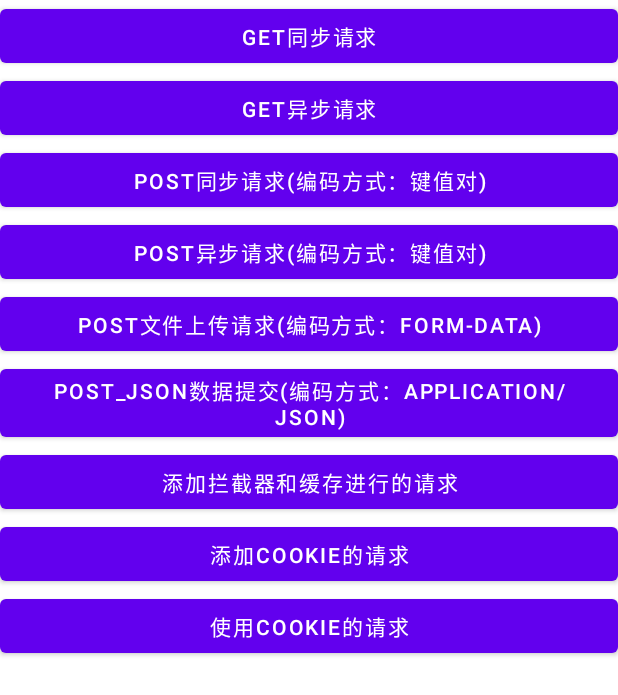
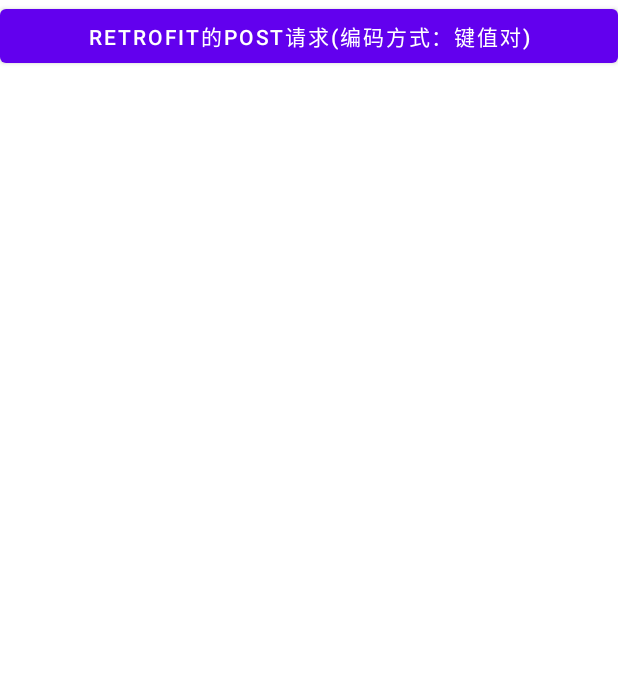
Before and after one commit to StevenMayD/AndroidLearning, an Android app: the screen it shows after launch (OKhttpActivity before the commit, RetrofitActivity after it), on a phone screen of 412 x 824 dp. Shown: the top 695 px of the screen. Run offline under Robolectric (Android 15) with nearby library versions, the phone set to English and light mode, and no system bars.

Commit message:
13、Android网络加载框架：Retrofit请求 - retrofit的基本使用

```diff
--- a/app/build.gradle
+++ b/app/build.gradle
@@ -81,4 +81,7 @@ dependencies {
 
     // 网络请求：OkHttp
     implementation("com.squareup.okhttp3:okhttp:4.9.1")
+
+    // 网络请求：retrofit
+    implementation 'com.squareup.retrofit2:retrofit:2.9.0'
 }
--- /dev/null
+++ b/app/src/main/java/com/example/androidlearning/service/RetrofitHttpBinService.java
@@ -0,0 +1,29 @@
+package com.example.androidlearning.service;
+
+import okhttp3.ResponseBody;
+import retrofit2.Call;
+import retrofit2.http.Field;
+import retrofit2.http.FormUrlEncoded;
+import retrofit2.http.GET;
+import retrofit2.http.POST;
+import retrofit2.http.Query;
+
+// 网络请求中间层
+public interface RetrofitHttpBinService {
+    // 注意 Call是retrofit2里的Call， ResponseBody则是依赖okhttp3的ResponseBody， 互相都有，导包不要搞错了
+
+    /*
+    * @POST注解：请求方式，会进行POST的http请求
+    * @FormUrlEncoded注解：则是会进行 FormUrlEncoded的数据提交方式， form键值形式
+    * @Field注解：post请求时，键值形式参数的 键key
+    * */
+    @POST("post")
+    @FormUrlEncoded
+    Call<ResponseBody> postRequest(@Field("userName") String userName, @Field("password") String pwd);
+
+    /*
+    * @Query注解：get请求时，query注解参数名称
+    * */
+    @GET("get")
+    Call<ResponseBody> getRequest(@Query("userName") String userName, @Query("password") String pwd);
+}
--- /dev/null
+++ b/app/src/main/java/com/example/androidlearning/view/activity/RetrofitActivity.java
@@ -0,0 +1,53 @@
+package com.example.androidlearning.view.activity;
+
+import android.os.Bundle;
+import android.util.Log;
+import android.view.View;
+
+import androidx.appcompat.app.AppCompatActivity;
+
+import com.example.androidlearning.R;
+import com.example.androidlearning.service.RetrofitHttpBinService;
+
+import java.io.IOException;
+
+import okhttp3.ResponseBody;
+import retrofit2.Call;
+import retrofit2.Callback;
+import retrofit2.Response;
+import retrofit2.Retrofit;
+
+public class RetrofitActivity extends AppCompatActivity {
+    private static final String TAG = "RetrofitActivity";
+    private Retrofit retrofit; // Retrofit请求对象
+    private RetrofitHttpBinService httpBinService;  // Retrofit请求服务
+
+    @Override
+    protected void onCreate(Bundle savedInstanceState) {
+        super.onCreate(savedInstanceState);
+        setContentView(R.layout.activity_retrofit);
+
+        retrofit = new Retrofit.Builder().baseUrl("https://www.httpbin.org/").build();
+        httpBinService = retrofit.create(RetrofitHttpBinService.class);
+    }
+
+    public void postAsync_form_urlencoded(View view) {
+        // Retrofit不用再拼接form参数了，利用注解可以简洁地组织好 参数格式
+        Call<ResponseBody> call = httpBinService.postRequest("StevenMayD", "DongBao-3037");
+        call.enqueue(new Callback<ResponseBody>() {
+            @Override
+            public void onResponse(Call<ResponseBody> call, Response<ResponseBody> response) {
+                try {
+                    Log.d(TAG, "retrofit postAsync_form_urlencoded异步:" + response.body().string());
+                } catch (IOException e) {
+                    e.printStackTrace();
+                }
+            }
+
+            @Override
+            public void onFailure(Call<ResponseBody> call, Throwable t) {
+
+            }
+        });
+    }
+}
--- /dev/null
+++ b/app/src/main/res/layout/activity_retrofit.xml
@@ -0,0 +1,16 @@
+<?xml version="1.0" encoding="utf-8"?>
+<LinearLayout xmlns:android="http://schemas.android.com/apk/res/android"
+    xmlns:app="http://schemas.android.com/apk/res-auto"
+    xmlns:tools="http://schemas.android.com/tools"
+    android:layout_width="match_parent"
+    android:layout_height="match_parent"
+    tools:context=".view.activity.RetrofitActivity">
+
+    <Button
+        android:layout_width="match_parent"
+        android:layout_height="wrap_content"
+        android:text="Retrofit的post请求(编码方式：键值对)"
+        android:onClick="postAsync_form_urlencoded"
+        />
+
+</LinearLayout>
--- a/app/src/main/res/values/strings.xml
+++ b/app/src/main/res/values/strings.xml
@@ -20,4 +20,5 @@
     <string name="title_activity_receiver">ReceiverActivity</string>
     <string name="title_activity_map">MapActivity</string>
     <string name="title_activity_okhttp">OKhttpActivity</string>
+    <string name="title_activity_retrofit">RetrofitActivity</string>
 </resources>
```
Also changed, not shown: app/src/main/AndroidManifest.xml (+31 -37 lines).
